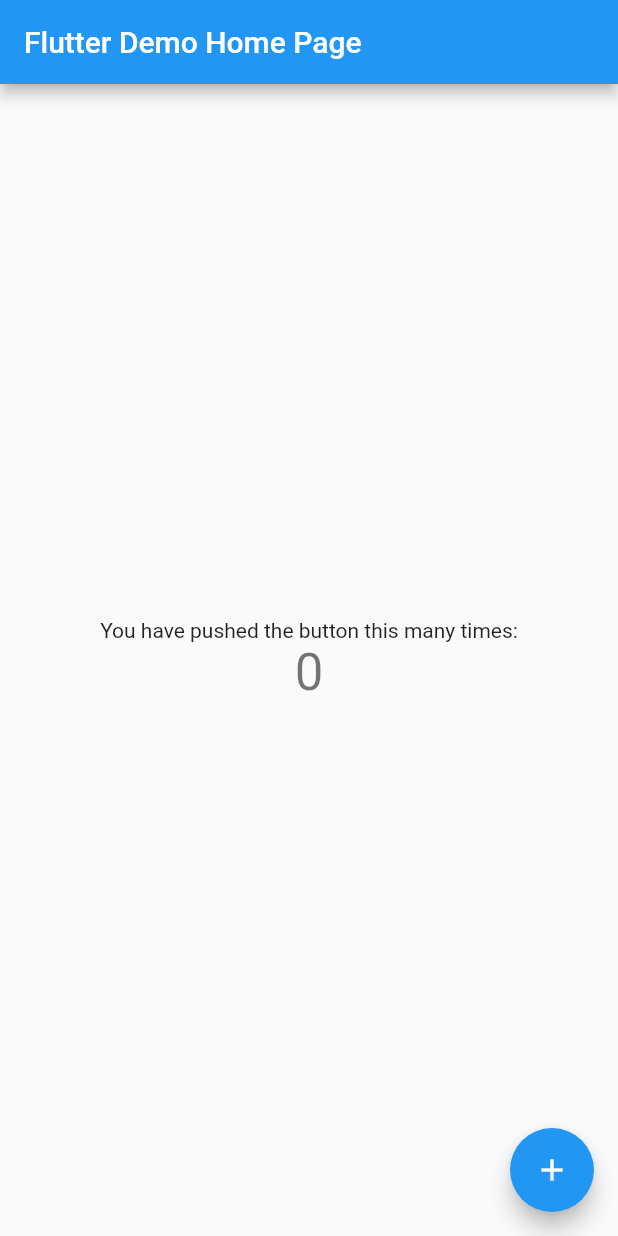
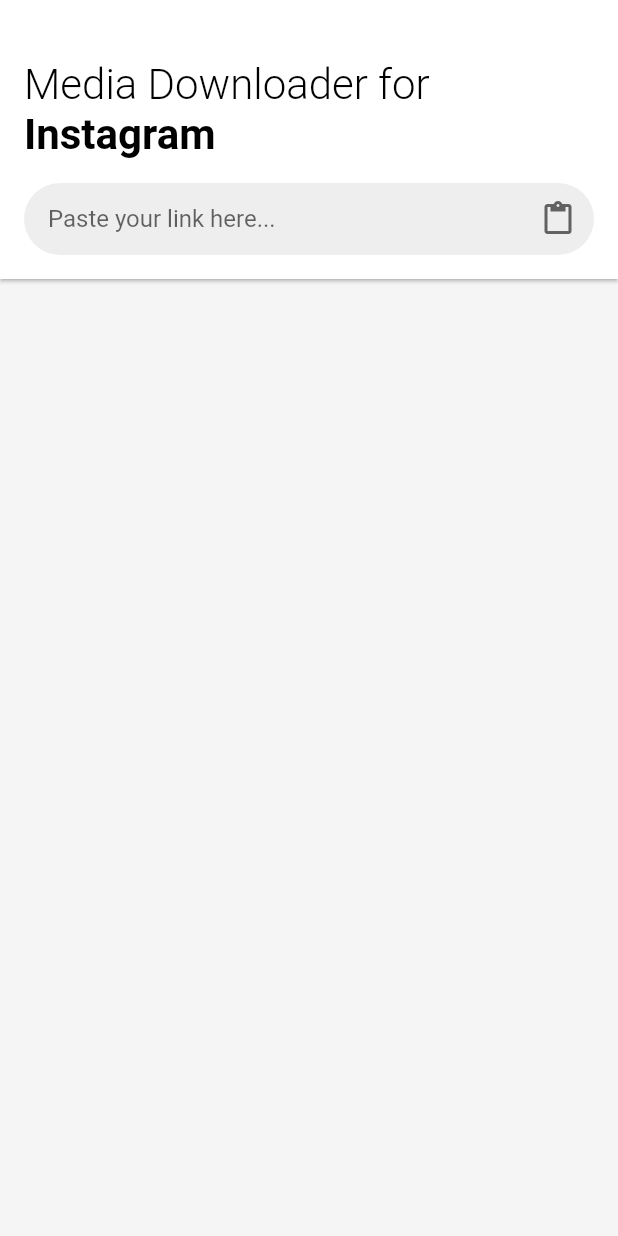
Before and after one commit to rafaelribeirods/InstagramDownloader, a Flutter app: the screen it shows after launch, on a phone screen of 412 x 824 dp. Run offline on Flutter 3.47's test engine with Material 2 defaults, Android fonts, the phone set to English and light mode, and no system bars.

Commit message:
Organizando componentes e fazendo o header da home

```diff
--- /dev/null
+++ b/lib/Home.dart
@@ -0,0 +1,112 @@
+import 'package:flutter/material.dart';
+import 'package:flutter/services.dart';
+
+class Home extends StatefulWidget {
+  @override
+  _HomeState createState() => _HomeState();
+}
+
+class _HomeState extends State<Home> {
+
+  TextEditingController _urlController = new TextEditingController();
+
+  Widget _buildTitle() {
+
+    return RichText(
+      text: TextSpan(
+        style: TextStyle(
+          fontSize: 28,
+          color: Colors.black
+        ),
+        children: [
+          TextSpan(text: "Media Downloader for ", style: TextStyle(fontWeight: FontWeight.w300)),
+          TextSpan(text: "Instagram", style: TextStyle(fontWeight: FontWeight.bold))
+        ]
+      )
+    );
+
+  }
+
+  Widget _buildInput() {
+
+    return Container(
+      decoration: BoxDecoration(
+        color: Colors.grey[200],
+        borderRadius: BorderRadius.all(
+          Radius.circular(25)
+        )
+      ),
+      child: TextField(
+        controller: _urlController,
+        style: TextStyle(
+          color: Colors.grey[700]
+        ),
+        cursorColor: Colors.grey[700],
+        decoration: InputDecoration(
+          contentPadding: EdgeInsets.only(left: 16, right: 0),
+          floatingLabelBehavior: FloatingLabelBehavior.never,
+          border: OutlineInputBorder(
+            borderSide: BorderSide.none,
+            borderRadius: BorderRadius.all(Radius.circular(50))
+          ),
+          labelText: 'Paste your link here...',
+          suffixIcon: GestureDetector(
+              onTap: () async {
+                if(_urlController.text.isEmpty) {
+                  ClipboardData data = await Clipboard.getData('text/plain');
+                  _urlController.text = data.text;
+                  setState(() {});
+                }
+                else {
+                  _urlController.text = "";
+                  setState(() {});
+                }
+              },
+              child: Icon(
+                _urlController.text == "" ? Icons.content_paste : Icons.close,
+                color: Colors.grey[700]
+              )
+          ),
+        ),
+        onChanged: (text) {
+          setState(() {});
+        },
+      ),
+    );
+
+  }
+
+  Widget _buildAppBar() {
+
+    return AppBar(
+      elevation: 1,
+      brightness: Brightness.light,
+      backgroundColor: Colors.white,
+      bottom: PreferredSize(
+        child: Padding(
+          padding: EdgeInsets.all(16),
+          child: Column(
+            children: <Widget>[
+              this._buildTitle(),
+              Padding(padding: EdgeInsets.only(top: 16)),
+              this._buildInput()
+            ],
+          ),
+        ),
+        preferredSize: Size.fromHeight(130),
+      ),
+    );
+
+  }
+
+  @override
+  Widget build(BuildContext context) {
+
+    return Scaffold(
+      appBar: this._buildAppBar(),
+      backgroundColor: Colors.grey[100],
+    );
+
+  }
+
+}
--- /dev/null
+++ b/lib/InstagramDownloader.dart
@@ -0,0 +1,15 @@
+import 'package:flutter/material.dart';
+import 'Home.dart';
+
+class InstagramDownloader extends StatelessWidget {
+
+  @override
+  Widget build(BuildContext context) {
+
+    return MaterialApp(
+      title: "Media Downloader for Instagram",
+      home: Home()
+    );
+  }
+
+}
--- a/lib/main.dart
+++ b/lib/main.dart
@@ -1,117 +1,6 @@
 import 'package:flutter/material.dart';
+import 'InstagramDownloader.dart';
 
 void main() {
-  runApp(MyApp());
+  runApp(InstagramDownloader());
 }
-
-class MyApp extends StatelessWidget {
-  // This widget is the root of your application.
-  @override
-  Widget build(BuildContext context) {
-    return MaterialApp(
-      title: 'Flutter Demo',
-      theme: ThemeData(
-        // This is the theme of your application.
-        //
-        // Try running your application with "flutter run". You'll see the
-        // application has a blue toolbar. Then, without quitting the app, try
-        // changing the primarySwatch below to Colors.green and then invoke
-        // "hot reload" (press "r" in the console where you ran "flutter run",
-        // or simply save your changes to "hot reload" in a Flutter IDE).
-        // Notice that the counter didn't reset back to zero; the application
-        // is not restarted.
-        primarySwatch: Colors.blue,
-        // This makes the visual density adapt to the platform that you run
-        // the app on. For desktop platforms, the controls will be smaller and
-        // closer together (more dense) than on mobile platforms.
-        visualDensity: VisualDensity.adaptivePlatformDensity,
-      ),
-      home: MyHomePage(title: 'Flutter Demo Home Page'),
-    );
-  }
-}
-
-class MyHomePage extends StatefulWidget {
-  MyHomePage({Key key, this.title}) : super(key: key);
-
-  // This widget is the home page of your application. It is stateful, meaning
-  // that it has a State object (defined below) that contains fields that affect
-  // how it looks.
-
-  // This class is the configuration for the state. It holds the values (in this
-  // case the title) provided by the parent (in this case the App widget) and
-  // used by the build method of the State. Fields in a Widget subclass are
-  // always marked "final".
-
-  final String title;
-
-  @override
-  _MyHomePageState createState() => _MyHomePageState();
-}
-
-class _MyHomePageState extends State<MyHomePage> {
-  int _counter = 0;
-
-  void _incrementCounter() {
-    setState(() {
-      // This call to setState tells the Flutter framework that something has
-      // changed in this State, which causes it to rerun the build method below
-      // so that the display can reflect the updated values. If we changed
-      // _counter without calling setState(), then the build method would not be
-      // called again, and so nothing would appear to happen.
-      _counter++;
-    });
-  }
-
-  @override
-  Widget build(BuildContext context) {
-    // This method is rerun every time setState is called, for instance as done
-    // by the _incrementCounter method above.
-    //
-    // The Flutter framework has been optimized to make rerunning build methods
-    // fast, so that you can just rebuild anything that needs updating rather
-    // than having to individually change instances of widgets.
-    return Scaffold(
-      appBar: AppBar(
-        // Here we take the value from the MyHomePage object that was created by
-        // the App.build method, and use it to set our appbar title.
-        title: Text(widget.title),
-      ),
-      body: Center(
-        // Center is a layout widget. It takes a single child and positions it
-        // in the middle of the parent.
-        child: Column(
-          // Column is also a layout widget. It takes a list of children and
-          // arranges them vertically. By default, it sizes itself to fit its
-          // children horizontally, and tries to be as tall as its parent.
-          //
-          // Invoke "debug painting" (press "p" in the console, choose the
-          // "Toggle Debug Paint" action from the Flutter Inspector in Android
-          // Studio, or the "Toggle Debug Paint" command in Visual Studio Code)
-          // to see the wireframe for each widget.
-          //
-          // Column has various properties to control how it sizes itself and
-          // how it positions its children. Here we use mainAxisAlignment to
-          // center the children vertically; the main axis here is the vertical
-          // axis because Columns are vertical (the cross axis would be
-          // horizontal).
-          mainAxisAlignment: MainAxisAlignment.center,
-          children: <Widget>[
-            Text(
-              'You have pushed the button this many times:',
-            ),
-            Text(
-              '$_counter',
-              style: Theme.of(context).textTheme.headline4,
-            ),
-          ],
-        ),
-      ),
-      floatingActionButton: FloatingActionButton(
-        onPressed: _incrementCounter,
-        tooltip: 'Increment',
-        child: Icon(Icons.add),
-      ), // This trailing comma makes auto-formatting nicer for build methods.
-    );
-  }
-}
```
Also changed, not shown: 1 other file.
